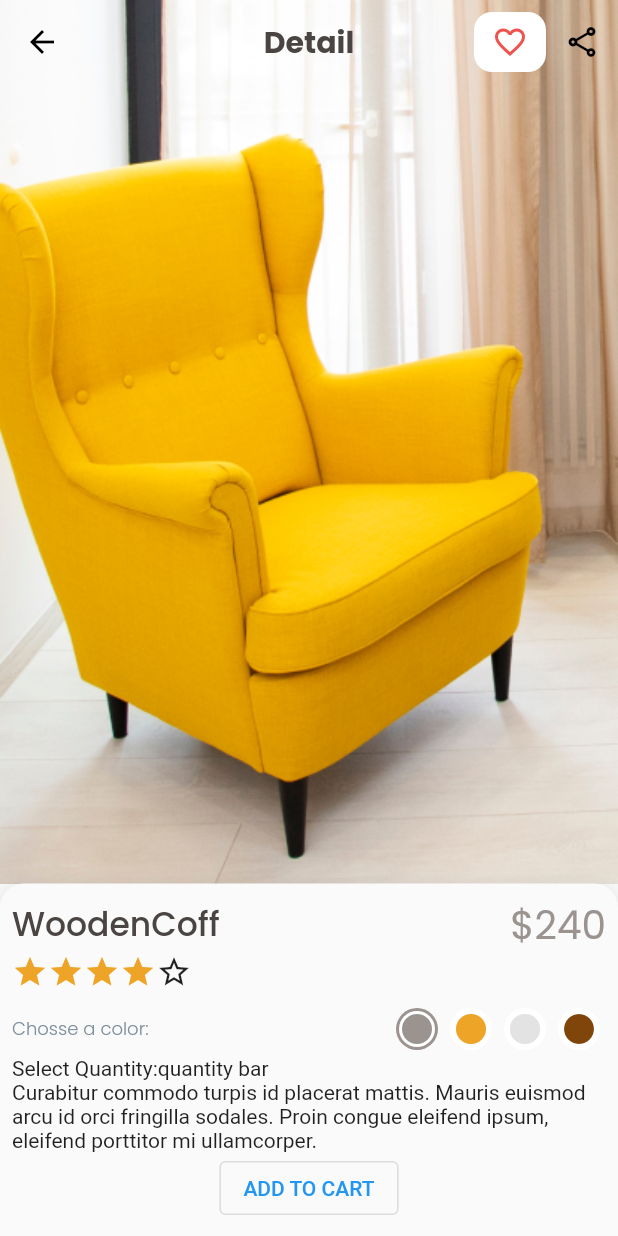
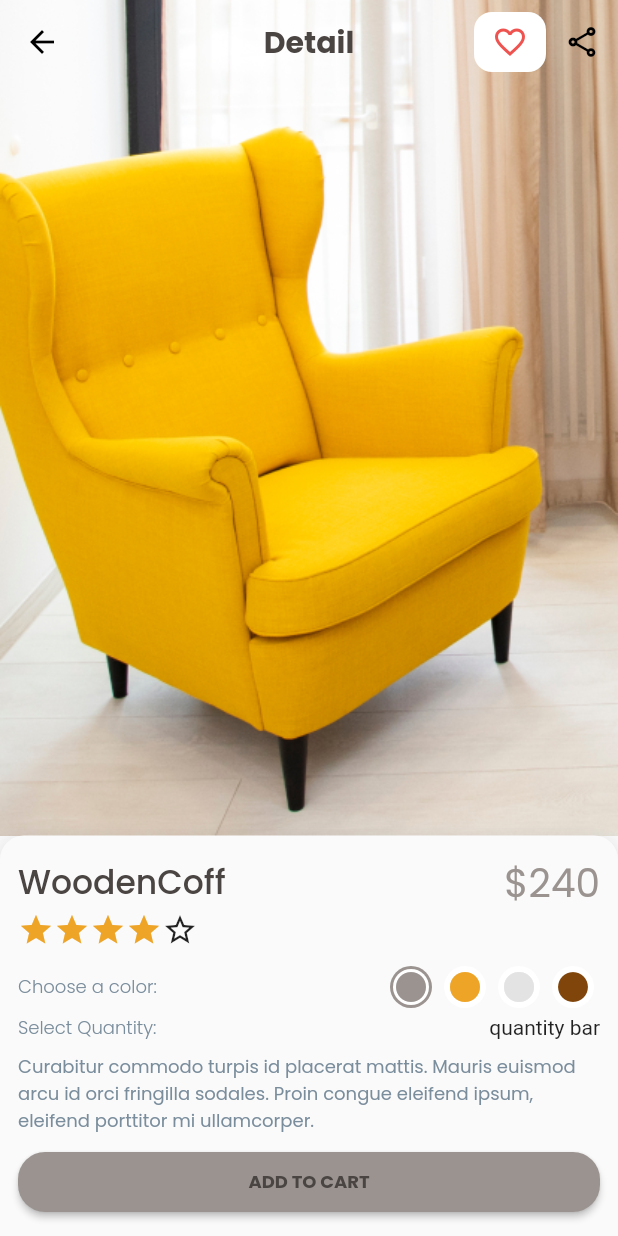
Before and after one commit to lie16/fugi_furniture_shop, a Flutter app: the MyDetailProduct screen opened by its route, on a phone screen of 412 x 824 dp. Run offline on Flutter 3.47's test engine with Material 2 defaults, Android fonts, the phone set to English and light mode, and no system bars; our stand-ins replace flutter_screenutil, go_router, google_fonts.

Commit message:
button done

```diff
--- a/lib/const/my_style.dart
+++ b/lib/const/my_style.dart
@@ -21,6 +21,13 @@ class MyTextStyle {
     fontFamily: _fontChoice,
   );
 
+  TextStyle labelButtonBold = TextStyle(
+    color: ColorPallete.mainFontColor,
+    fontSize: 12,
+    fontWeight: FontWeight.bold,
+    fontFamily: _fontChoice,
+  );
+
   TextStyle labelMediumRegular = TextStyle(
     color: ColorPallete.mainFontColor,
     fontSize: 12,
@@ -36,6 +43,13 @@ class MyTextStyle {
   TextStyle textLightMedium = TextStyle(
     color: ColorPallete.productDescFontColor,
     fontWeight: FontWeight.w300,
+    fontSize: 12,
+    fontFamily: _fontChoice,
+  );
+
+  TextStyle textRegularMedium = TextStyle(
+    color: ColorPallete.productDescFontColor,
+    fontWeight: FontWeight.w400,
     fontSize: 12,
     fontFamily: _fontChoice,
   );
--- a/lib/feature/home/product/my_detail_product.dart
+++ b/lib/feature/home/product/my_detail_product.dart
@@ -93,7 +93,7 @@ class _MyDetailProductState extends State<MyDetailProduct> {
             elevation: 12.0,
             // child: Text('asdad'),
             child: Padding(
-              padding: const EdgeInsets.all(8.0),
+              padding: const EdgeInsets.all(12.0),
               child: Column(
                 mainAxisAlignment: MainAxisAlignment.start,
                 children: [
@@ -124,32 +124,46 @@ class _MyDetailProductState extends State<MyDetailProduct> {
                     mainAxisAlignment: MainAxisAlignment.spaceBetween,
                     children: [
                       Text(
-                        'Chosse a color:',
+                        'Choose a color:',
                         style: MyTextStyle().textLightMedium,
                       ),
                       ColorChooser(
                         listColor: data,
-                        // listColor: [
-                        //   ColorPallete.productColorOne,
-                        //   ColorPallete.productColorTwo,
-                        //   ColorPallete.productColorThree,
-                        //   ColorPallete.productColorFour,
-                        // ],
                       ),
                     ],
                   ),
                   Row(
+                    mainAxisAlignment: MainAxisAlignment.spaceBetween,
                     children: [
-                      Text('Select Quantity:'),
+                      Text(
+                        'Select Quantity:',
+                        style: MyTextStyle().textLightMedium,
+                      ),
                       Text('quantity bar'),
                     ],
                   ),
+                  const SizedBox(
+                    height: 8,
+                  ),
                   Text(
-                      'Curabitur commodo turpis id placerat mattis. Mauris euismod arcu id orci fringilla sodales. Proin congue eleifend ipsum, eleifend porttitor mi ullamcorper.'),
-                  OutlinedButton(
+                    'Curabitur commodo turpis id placerat mattis. Mauris euismod arcu id orci fringilla sodales. Proin congue eleifend ipsum, eleifend porttitor mi ullamcorper.',
+                    style: MyTextStyle().textRegularMedium,
+                  ),
+                  const SizedBox(
+                    height: 8,
+                  ),
+                  ElevatedButton(
+                    style: ElevatedButton.styleFrom(
+                      backgroundColor: ColorPallete.tabColor,
+                      minimumSize: Size.fromHeight(40),
+                      shape: RoundedRectangleBorder(
+                        borderRadius: BorderRadius.circular(18.0),
+                      ),
+                    ),
                     onPressed: () {},
                     child: Text(
                       'ADD TO CART',
+                      style: MyTextStyle().labelButtonBold,
                     ),
                   ),
                 ],
```
